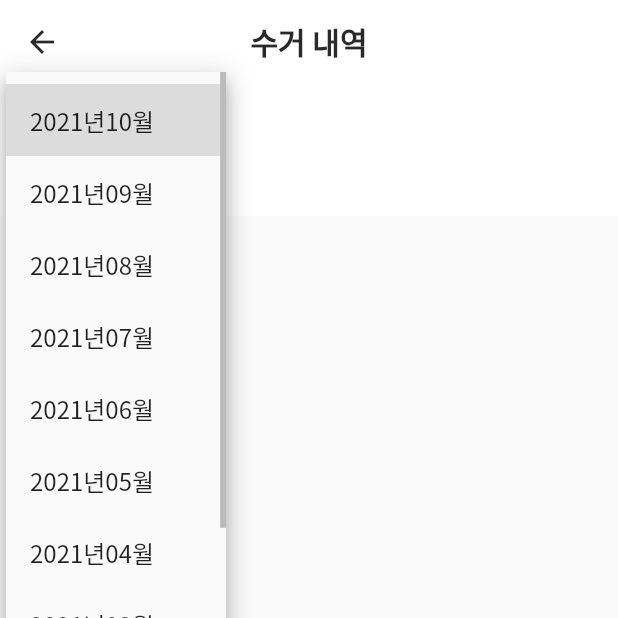
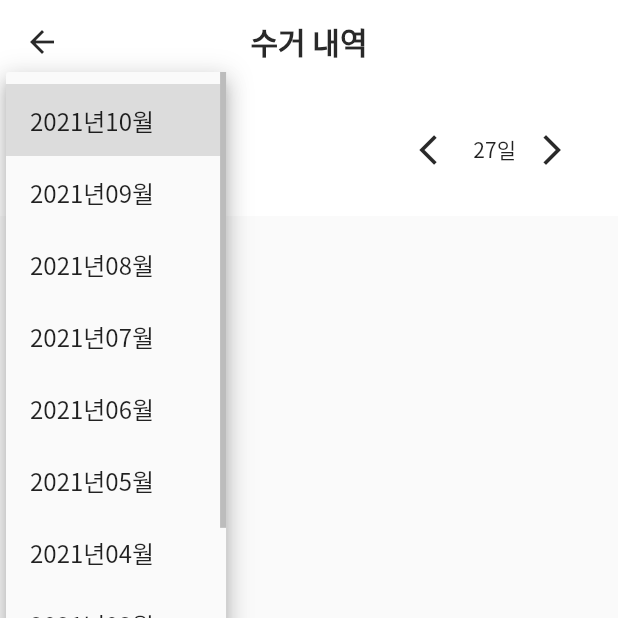
Before and after one commit to dltkdals-4en/ctg_delivery_v2, a Flutter app: the PreviousHistory screen opened directly, after a tap on an icon or button, on a phone screen of 412 x 824 dp, the top half of it. Run offline on Flutter 3.47's test engine with Material 2 defaults, Android fonts, the phone set to English and light mode, and no system bars; our stand-ins replace cloud_firestore, firebase_core, flutter_swiper_null_safety, fluttertoast, geolocator, sliding_up_panel and 1 more; missing offline and left inert: flutter_inappwebview, flutter_picker; accounts and stored records are empty.

```diff
--- a/lib/login/input_phone_screen.dart
+++ b/lib/login/input_phone_screen.dart
@@ -43,11 +43,11 @@ class _InputPhoneScreenState extends State<InputPhoneScreen> {
             child: Column(
               crossAxisAlignment: CrossAxisAlignment.start,
               children: [
-                Text(
+                const Text(
                   '전화번호를 입력해주세요',
                   style: TextStyle(fontSize: 24, fontWeight: FontWeight.bold),
                 ),
-                SizedBox(
+                const SizedBox(
                   height: 50,
                 ),
                 TextFormField(
@@ -55,7 +55,7 @@ class _InputPhoneScreenState extends State<InputPhoneScreen> {
                   decoration: InputDecoration(
                       border: OutlineInputBorder(
                         borderSide:
-                            BorderSide(width: 3, color: CoColor.coPrimary),
+                            const BorderSide(width: 3, color: CoColor.coPrimary),
                         borderRadius: BorderRadius.circular(8),
                       ),
                       hintText: phoneNumber),
--- a/lib/previous_history.dart
+++ b/lib/previous_history.dart
@@ -12,7 +12,10 @@ class PreviousHistory extends StatefulWidget {
 
 class _PreviousHistoryState extends State<PreviousHistory> {
   List DateList = [];
-  var _selectedValue = DateFormat('yyyy년MM월').format(DateTime.now());
+  var _selectedValue = '';
+  var selectedDate = DateTime.now();
+  int selectedDay = 0;
+  int lastDay = 0;
 
   @override
   void initState() {
@@ -28,17 +31,21 @@ class _PreviousHistoryState extends State<PreviousHistory> {
   }
 
   void setDateList() {
-    var now = DateTime.now();
     for (int i = 0; i < 36; i++) {
-      DateList.add(
-          DateFormat('yyyy년MM월').format(DateTime(now.year, now.month - i)));
+      DateList.add(DateFormat('yyyy년MM월')
+          .format(DateTime(selectedDate.year, selectedDate.month - i)));
     }
-    String formatYearMonth = DateFormat('yyyy년MM월').format(now);
-    String formatDay = DateFormat('dd일').format(now);
-    print(now);
+    String formatYearMonth = DateFormat('yyyy년MM월').format(selectedDate);
+    setState(() {
+      selectedDay = selectedDate.day;
+      _selectedValue = formatYearMonth;
+      (selectedDate.month < 12)
+          ? lastDay = DateTime(selectedDate.year, selectedDate.month + 1, 0).day
+          : lastDay = DateTime(selectedDate.year + 1, 1, 0).day;
+    });
     print(formatYearMonth);
     print(DateList);
-    print(formatDay);
+    print(lastDay);
   }
 
   @override
@@ -64,6 +71,7 @@ class _PreviousHistoryState extends State<PreviousHistory> {
             child: Padding(
               padding: const EdgeInsets.all(20),
               child: Row(
+                mainAxisAlignment: MainAxisAlignment.spaceBetween,
                 children: [
                   DropdownButton(
                     value: _selectedValue,
@@ -80,6 +88,16 @@ class _PreviousHistoryState extends State<PreviousHistory> {
                       });
                     },
                   ),
+                  Row(
+                    children: [
+                      IconButton(
+                          onPressed: () {}, icon: Icon(Icons.arrow_back_ios)),
+                      Text('$selectedDay일'),
+                      IconButton(
+                          onPressed: () {},
+                          icon: Icon(Icons.arrow_forward_ios)),
+                    ],
+                  ),
                 ],
               ),
             ),
```
Also changed, not shown: lib/database_helper.dart (+10 -3 lines), lib/login/login_screen.dart (line endings or trailing spaces).
